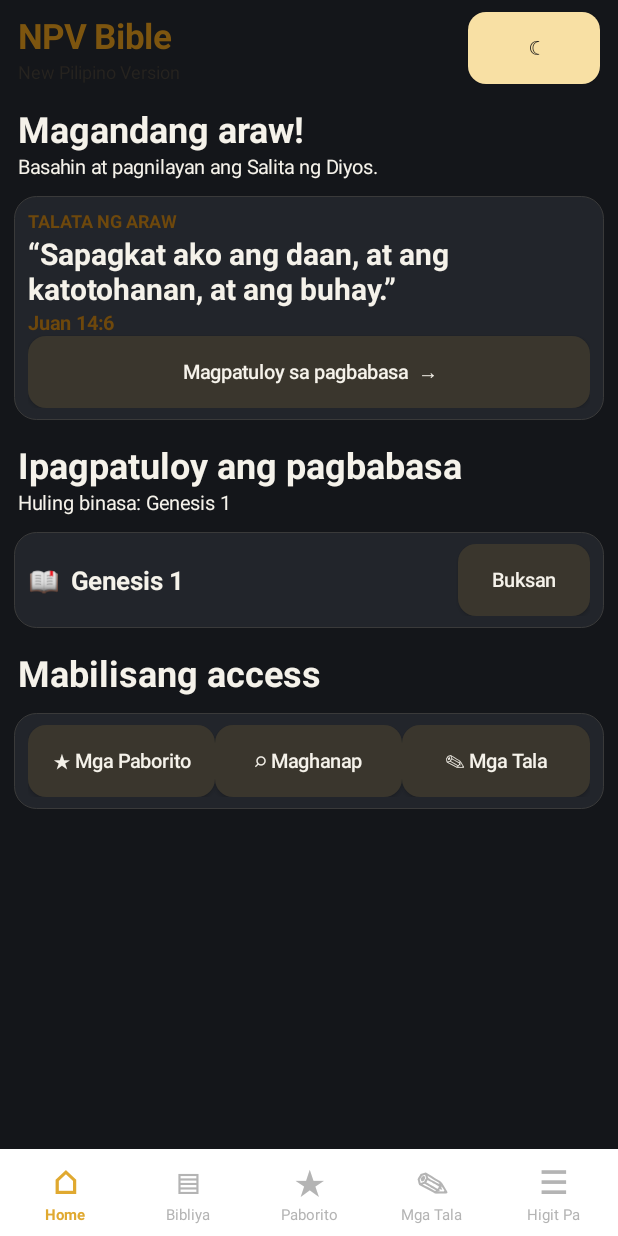
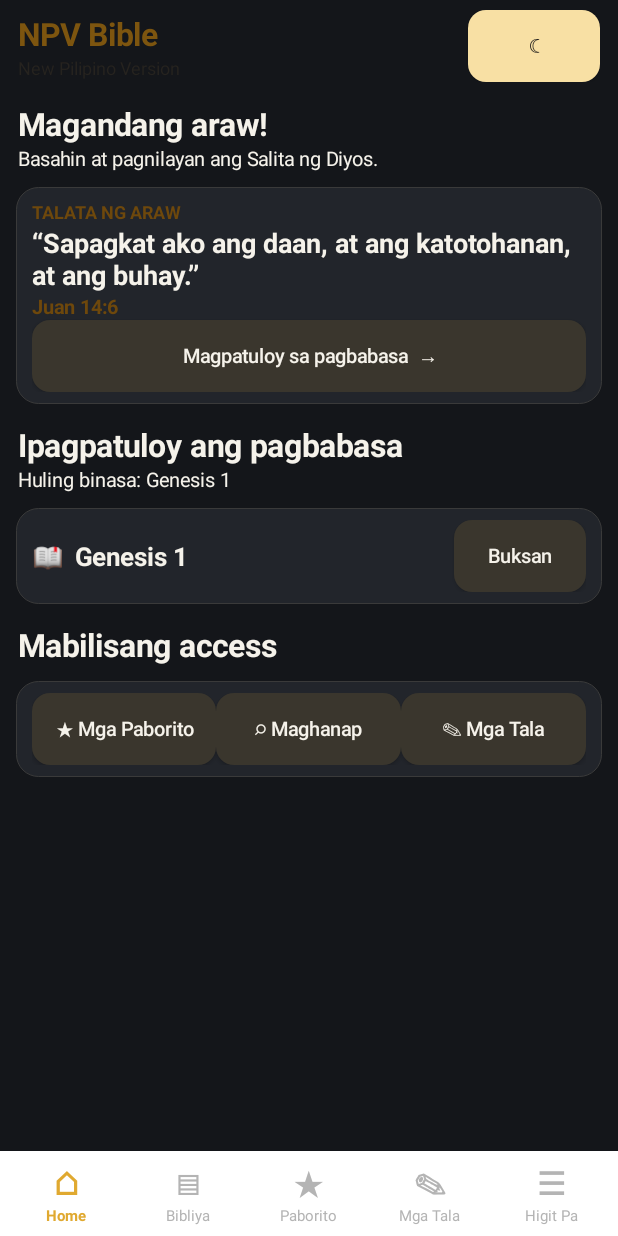
Before and after one commit to raymond083094-code/npv-bible-android, an Android app: the screen it shows after launch (MainActivity), after a tap on an icon or button, on a phone screen of 412 x 824 dp. Run offline under Robolectric (Android 15) with nearby library versions, the phone set to English and light mode, and no system bars.

Commit message:
Refactor layout padding and text sizes in MainActivity

```diff
--- a/app/src/main/java/com/npvbible/app/MainActivity.java
+++ b/app/src/main/java/com/npvbible/app/MainActivity.java
@@ -13,6 +13,7 @@ import android.graphics.Typeface;
 import android.graphics.drawable.GradientDrawable;
 import android.view.Gravity;
 import android.view.View;
+import android.view.WindowInsets;
 import android.view.inputmethod.InputMethodManager;
 import android.content.Context;
 import android.widget.*;
@@ -83,16 +84,28 @@ public class MainActivity extends Activity {
     private LinearLayout column() { LinearLayout l=new LinearLayout(this); l.setOrientation(LinearLayout.VERTICAL); return l; }
     private void pad(View v,int l,int t,int r,int b){v.setPadding(l,t,r,b);}
     private void buildShell() {
-        root=column(); root.setBackgroundColor(bg()); setContentView(root);
-        topBar=row(); pad(topBar,18,12,18,8);
-        LinearLayout brand=column(); TextView name=text("NPV Bible",23,true); name.setTextColor(dark?gold:Color.rgb(125,85,15));
+        root=column(); root.setBackgroundColor(bg());
+        // Keep content clear of Android status/navigation bars on edge-to-edge devices.
+        root.setOnApplyWindowInsetsListener((view, insets) -> {
+            int left = insets.getSystemWindowInsetLeft();
+            int top = insets.getSystemWindowInsetTop();
+            int right = insets.getSystemWindowInsetRight();
+            int bottom = insets.getSystemWindowInsetBottom();
+            view.setPadding(left, top, right, bottom);
+            return insets;
+        });
+        setContentView(root);
+        root.requestApplyInsets();
+        topBar=row(); pad(topBar,18,10,18,8);
+        LinearLayout brand=column(); TextView name=text("NPV Bible",21,true); name.setTextColor(dark?gold:Color.rgb(125,85,15));
         brand.addView(name); brand.addView(text("New Pilipino Version",12,false));
         topBar.addView(brand,new LinearLayout.LayoutParams(0,-2,1));
         Button theme=button(dark?"☀":"☾"); topBar.addView(theme);
         theme.setOnClickListener(v->{dark=!dark;prefs.edit().putBoolean("dark",dark).apply();renderPage();});
         root.addView(topBar);
         body=column(); root.addView(body,new LinearLayout.LayoutParams(-1,0,1));
-        bottomBar=row(); bottomBar.setGravity(Gravity.CENTER); bottomBar.setBackgroundColor(panel()); pad(bottomBar,4,6,4,6);
+        bottomBar=row(); bottomBar.setGravity(Gravity.CENTER); bottomBar.setBackgroundColor(panel()); pad(bottomBar,6,5,6,5);
+        bottomBar.setElevation(8);
         root.addView(bottomBar);
         addNav("⌂","Home","home"); addNav("▤","Bibliya","bible"); addNav("★","Paborito","saved"); addNav("✎","Mga Tala","notes"); addNav("☰","Higit Pa","more");
     }
@@ -129,18 +142,18 @@ public class MainActivity extends Activity {
     private Set<String> getSet(String k){return new HashSet<>(prefs.getStringSet(k,new HashSet<>()));}
     private void saveSet(String k,Set<String>s){prefs.edit().putStringSet(k,new HashSet<>(s)).apply();}
     private void addHeader(String heading,String caption) {
-        LinearLayout h=column(); pad(h,18,12,18,10); h.addView(text(heading,24,true));
+        LinearLayout h=column(); pad(h,18,12,18,10); h.addView(text(heading,21,true));
         if(caption!=null)h.addView(text(caption,13,false)); body.addView(h);
     }
     private void addCard(View v) {
-        LinearLayout.LayoutParams lp=new LinearLayout.LayoutParams(-1,-2); lp.setMargins(14,6,14,8);
-        v.setBackground(shape(panel(),22,dark?Color.rgb(58,58,58):Color.rgb(236,225,204))); pad(v,14,12,14,12); body.addView(v,lp);
+        LinearLayout.LayoutParams lp=new LinearLayout.LayoutParams(-1,-2); lp.setMargins(16,5,16,7);
+        v.setBackground(shape(panel(),22,dark?Color.rgb(58,58,58):Color.rgb(236,225,204))); pad(v,16,12,16,12); body.addView(v,lp);
     }
     private void showHome() {
         addHeader("Magandang araw!","Basahin at pagnilayan ang Salita ng Diyos.");
-        LinearLayout hero=column(); hero.setBackground(shape(dark?Color.rgb(70,54,25):Color.rgb(247,218,151),24,0)); pad(hero,20,20,20,20);
+        LinearLayout hero=column(); hero.setBackground(shape(dark?Color.rgb(70,54,25):Color.rgb(247,218,151),24,0)); pad(hero,18,16,18,16);
         TextView ey=text("TALATA NG ARAW",12,true); ey.setTextColor(Color.rgb(110,72,12)); hero.addView(ey);
-        hero.addView(text("“Sapagkat ako ang daan, at ang katotohanan, at ang buhay.”",20,true));
+        hero.addView(text("“Sapagkat ako ang daan, at ang katotohanan, at ang buhay.”",18,true));
         TextView ref=text("Juan 14:6",13,true); ref.setTextColor(Color.rgb(110,72,12)); hero.addView(ref);
         Button read=button("Magpatuloy sa pagbabasa  →"); hero.addView(read);
         read.setOnClickListener(v->{page="bible";renderPage();});
@@ -202,7 +215,7 @@ public class MainActivity extends Activity {
             note.setOnClickListener(view->editNote(currentBook,currentChapter,v));
             hi.setOnClickListener(view->{Set<String>s=getSet("highlights");if(s.contains(k))s.remove(k);else s.add(k);saveSet("highlights",s);showVerses();});
             card.setOnLongClickListener(view->{verseActions(currentBook,currentChapter,v,scripture);return true;});
-            LinearLayout.LayoutParams lp=new LinearLayout.LayoutParams(-1,-2);lp.setMargins(14,4,14,7);pad(card,12,10,12,8);verseList.addView(card,lp);
+            LinearLayout.LayoutParams lp=new LinearLayout.LayoutParams(-1,-2);lp.setMargins(16,4,16,7);pad(card,12,10,12,8);verseList.addView(card,lp);
         } c.close();
     }
     private Button smallAction(String s){Button b=button(s);b.setMinWidth(42);b.setMinimumWidth(42);b.setTextSize(15);return b;}
```
